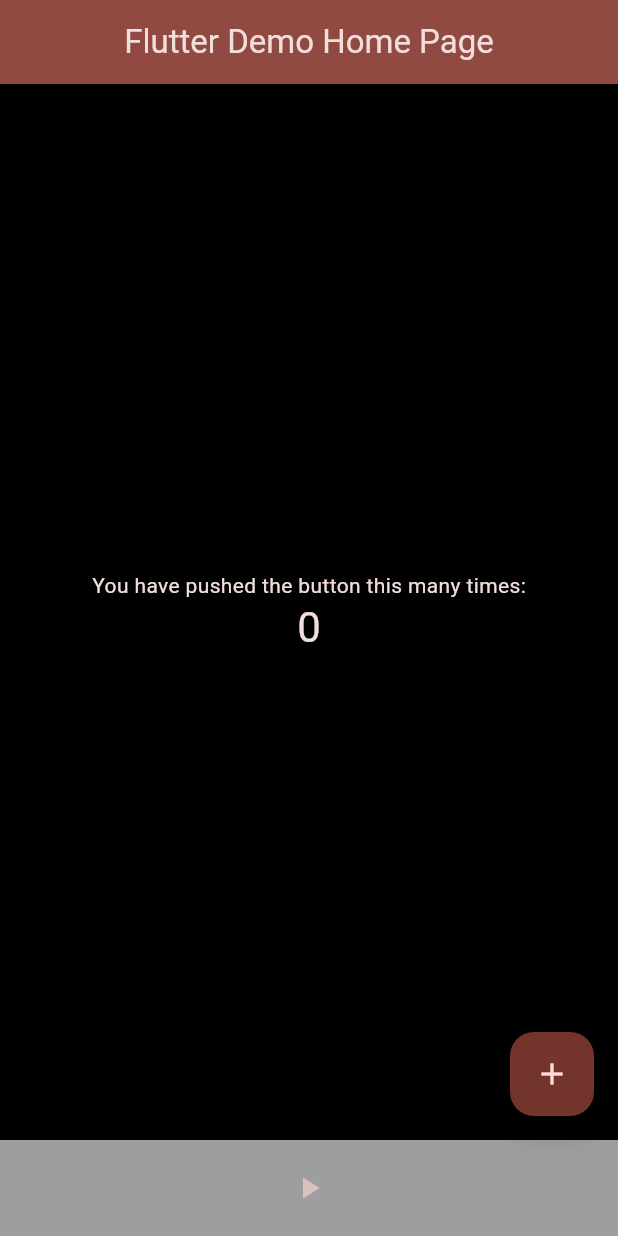
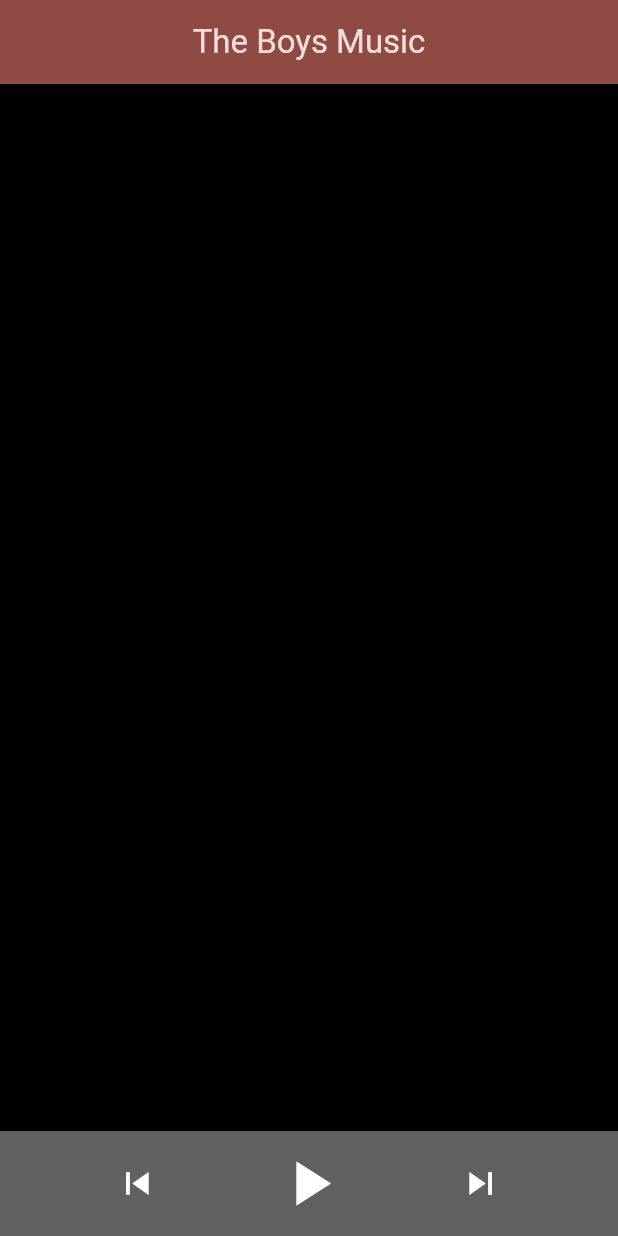
Before and after one commit to Drewnye05/Flutter_Music_App, a Flutter app: the screen it shows after launch, on a phone screen of 412 x 824 dp. Run offline on Flutter 3.47's test engine with Material 3 defaults, Android fonts, the phone set to English and light mode, and no system bars.

Commit message:
added the replay and skip button, also removed the counter button and all of that...still no functionality quite yet

```diff
--- a/lib/main.dart
+++ b/lib/main.dart
@@ -1,3 +1,4 @@
+import 'package:flutter/foundation.dart';
 import 'package:flutter/material.dart';
 
 void main() {
@@ -14,12 +15,12 @@ class MyApp extends StatelessWidget {
       title: 'Flutter Demo',
       theme: ThemeData(
         colorScheme: ColorScheme.fromSeed(
-          seedColor: Colors.red,
+          seedColor: Colors.red.shade800,
           brightness: Brightness.dark,
         ),
         scaffoldBackgroundColor: (Colors.black),
       ),
-      home: const MyHomePage(title: 'Flutter Demo Home Page'),
+      home: const MyHomePage(title: 'The Boys Music'),
     );
   }
 }
@@ -43,65 +44,52 @@ class MyHomePage extends StatefulWidget {
 }
 
 class _MyHomePageState extends State<MyHomePage> {
-  int _counter = 0;
-
-  void _incrementCounter() {
-    setState(() {
-      // This call to setState tells the Flutter framework that something has
-      // changed in this State, which causes it to rerun the build method below
-      // so that the display can reflect the updated values. If we changed
-      // _counter without calling setState(), then the build method would not be
-      // called again, and so nothing would appear to happen.
-      _counter++;
-    });
-  }
-
   @override
   Widget build(BuildContext context) {
-    // This method is rerun every time setState is called, for instance as done
-    // by the _incrementCounter method above.
-    //
-    // The Flutter framework has been optimized to make rerunning build methods
-    // fast, so that you can just rebuild anything that needs updating rather
-    // than having to individually change instances of widgets.
     return Scaffold(
+      extendBody: true,
+
       appBar: AppBar(
         backgroundColor: Theme.of(context).colorScheme.inversePrimary,
         centerTitle: true,
         title: Text(widget.title),
       ),
-      bottomNavigationBar: Container(
-        color: Colors.grey,
-        padding: const EdgeInsets.symmetric(vertical: 8.0, horizontal: 16.0),
+      bottomNavigationBar: BottomAppBar(
+        shape: null,
+        notchMargin: 0.0,
+        color: Colors.grey.shade700,
+        height: 70,
+        padding: const EdgeInsets.symmetric(horizontal: 10.0),
         child: Row(
-          mainAxisAlignment: MainAxisAlignment.spaceAround,
+          mainAxisAlignment: MainAxisAlignment.spaceEvenly,
           children: <Widget>[
+            IconButton(
+              onPressed: () {
+                null;
+              },
+              icon: Icon(Icons.skip_previous),
+              iconSize: 30.0,
+              color: Colors.white,
+            ),
             IconButton(
               onPressed: () {
                 Null;
               },
               icon: Icon(Icons.play_arrow),
+              iconSize: 50.0,
+              color: Colors.white,
+            ),
+            IconButton(
+              onPressed: () {
+                null;
+              },
+              icon: Icon(Icons.skip_next),
+              iconSize: 30.0,
+              color: Colors.white,
             ),
           ],
         ),
       ),
-      body: Center(
-        child: Column(
-          mainAxisAlignment: MainAxisAlignment.center,
-          children: <Widget>[
-            const Text('You have pushed the button this many times:'),
-            Text(
-              '$_counter',
-              style: Theme.of(context).textTheme.headlineMedium,
-            ),
-          ],
-        ),
-      ),
-      floatingActionButton: FloatingActionButton(
-        onPressed: _incrementCounter,
-        tooltip: 'Increment',
-        child: const Icon(Icons.add),
-      ), // This trailing comma makes auto-formatting nicer for build methods.
     );
   }
 }
```
